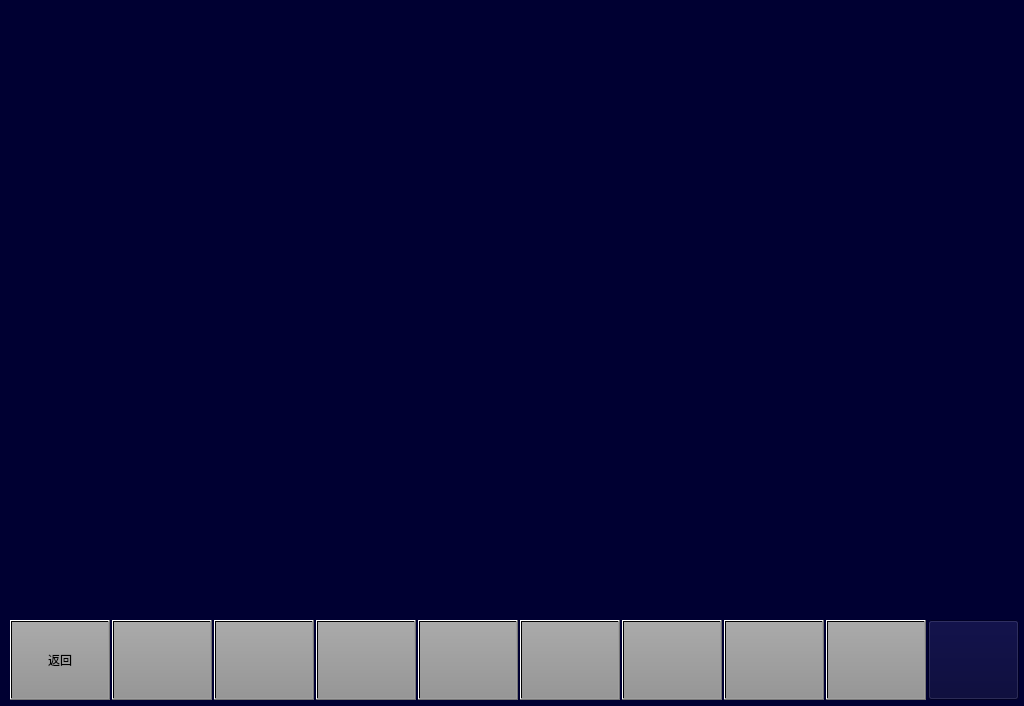
Old version of the form maintainceresetexcisionpage.ui in the repository 994656234/HHHTL1.
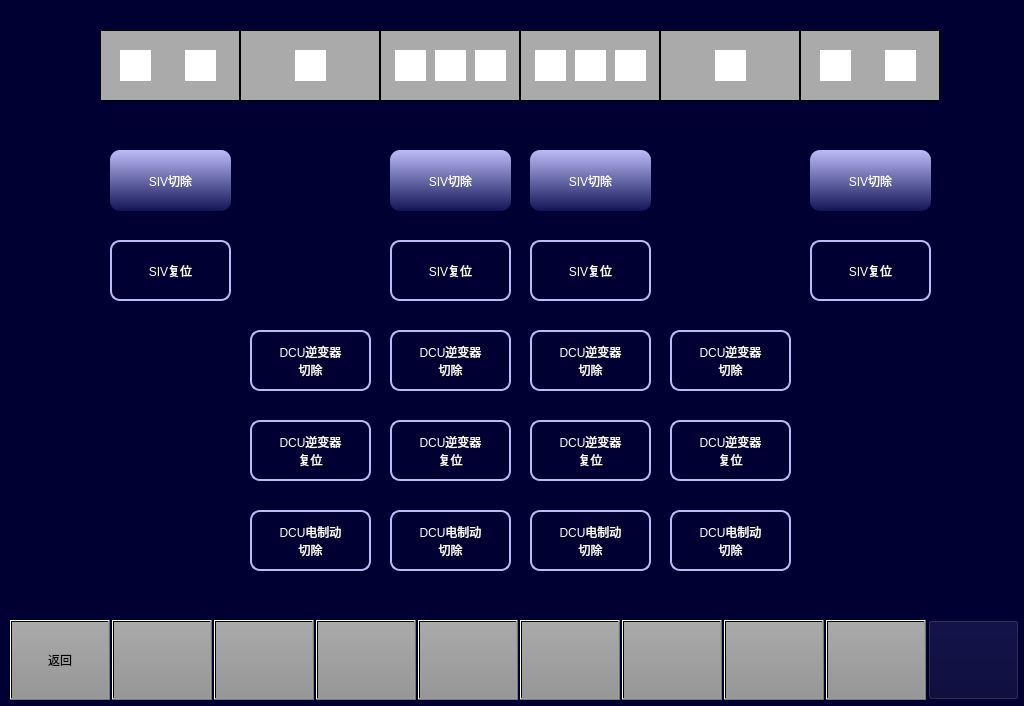
New version of the form. Icons and pictures are not drawn.

```diff
--- a/maintainceresetexcisionpage.ui
+++ b/maintainceresetexcisionpage.ui
@@ -227,6 +227,720 @@
     <string/>
    </property>
   </widget>
+  <widget class="QLabel" name="LBLM2">
+   <property name="geometry">
+    <rect>
+     <x>520</x>
+     <y>30</y>
+     <width>140</width>
+     <height>71</height>
+    </rect>
+   </property>
+   <property name="styleSheet">
+    <string notr="true">background-color:rgb(170,170,170);
+border:1px solid black;
+font:20px &quot;微软雅黑&quot;;</string>
+   </property>
+   <property name="text">
+    <string/>
+   </property>
+   <property name="alignment">
+    <set>Qt::AlignCenter</set>
+   </property>
+  </widget>
+  <widget class="QLabel" name="LBLM1">
+   <property name="geometry">
+    <rect>
+     <x>380</x>
+     <y>30</y>
+     <width>140</width>
+     <height>71</height>
+    </rect>
+   </property>
+   <property name="styleSheet">
+    <string notr="true">background-color:rgb(170,170,170);
+border:1px solid black;
+font:20px &quot;微软雅黑&quot;;</string>
+   </property>
+   <property name="text">
+    <string/>
+   </property>
+   <property name="alignment">
+    <set>Qt::AlignCenter</set>
+   </property>
+  </widget>
+  <widget class="QLabel" name="LBLMP2">
+   <property name="geometry">
+    <rect>
+     <x>660</x>
+     <y>30</y>
+     <width>140</width>
+     <height>71</height>
+    </rect>
+   </property>
+   <property name="styleSheet">
+    <string notr="true">background-color:rgb(170,170,170);
+border:1px solid black;
+font:20px &quot;微软雅黑&quot;;</string>
+   </property>
+   <property name="text">
+    <string/>
+   </property>
+   <property name="alignment">
+    <set>Qt::AlignCenter</set>
+   </property>
+  </widget>
+  <widget class="QLabel" name="LBLMP1">
+   <property name="geometry">
+    <rect>
+     <x>240</x>
+     <y>30</y>
+     <width>140</width>
+     <height>71</height>
+    </rect>
+   </property>
+   <property name="styleSheet">
+    <string notr="true">background-color:rgb(170,170,170);
+border:1px solid black;
+font:20px &quot;微软雅黑&quot;;</string>
+   </property>
+   <property name="text">
+    <string/>
+   </property>
+   <property name="alignment">
+    <set>Qt::AlignCenter</set>
+   </property>
+  </widget>
+  <widget class="QLabel" name="LBLTC2">
+   <property name="geometry">
+    <rect>
+     <x>800</x>
+     <y>30</y>
+     <width>140</width>
+     <height>71</height>
+    </rect>
+   </property>
+   <property name="styleSheet">
+    <string notr="true">background-color:rgb(170,170,170);
+border:1px solid black;
+font:20px &quot;微软雅黑&quot;;</string>
+   </property>
+   <property name="text">
+    <string/>
+   </property>
+   <property name="alignment">
+    <set>Qt::AlignCenter</set>
+   </property>
+  </widget>
+  <widget class="QLabel" name="LBLTC1">
+   <property name="geometry">
+    <rect>
+     <x>100</x>
+     <y>30</y>
+     <width>140</width>
+     <height>71</height>
+    </rect>
+   </property>
+   <property name="styleSheet">
+    <string notr="true">background-color:rgb(170,170,170);
+border:1px solid black;
+font:20px &quot;微软雅黑&quot;;</string>
+   </property>
+   <property name="text">
+    <string/>
+   </property>
+   <property name="alignment">
+    <set>Qt::AlignCenter</set>
+   </property>
+  </widget>
+  <widget class="QLabel" name="lbl_CT1_1">
+   <property name="geometry">
+    <rect>
+     <x>120</x>
+     <y>50</y>
+     <width>31</width>
+     <height>31</height>
+    </rect>
+   </property>
+   <property name="styleSheet">
+    <string notr="true">background-color: rgb(255, 255, 255);</string>
+   </property>
+   <property name="text">
+    <string/>
+   </property>
+  </widget>
+  <widget class="QLabel" name="lbl_TC1_2">
+   <property name="geometry">
+    <rect>
+     <x>185</x>
+     <y>50</y>
+     <width>31</width>
+     <height>31</height>
+    </rect>
+   </property>
+   <property name="styleSheet">
+    <string notr="true">background-color: rgb(255, 255, 255);</string>
+   </property>
+   <property name="text">
+    <string/>
+   </property>
+  </widget>
+  <widget class="QLabel" name="lbl_Mp1">
+   <property name="geometry">
+    <rect>
+     <x>295</x>
+     <y>50</y>
+     <width>31</width>
+     <height>31</height>
+    </rect>
+   </property>
+   <property name="styleSheet">
+    <string notr="true">background-color: rgb(255, 255, 255);</string>
+   </property>
+   <property name="text">
+    <string/>
+   </property>
+  </widget>
+  <widget class="QLabel" name="lbl_M1_1">
+   <property name="geometry">
+    <rect>
+     <x>395</x>
+     <y>50</y>
+     <width>31</width>
+     <height>31</height>
+    </rect>
+   </property>
+   <property name="styleSheet">
+    <string notr="true">background-color: rgb(255, 255, 255);</string>
+   </property>
+   <property name="text">
+    <string/>
+   </property>
+  </widget>
+  <widget class="QLabel" name="lbl_M1_3">
+   <property name="geometry">
+    <rect>
+     <x>475</x>
+     <y>50</y>
+     <width>31</width>
+     <height>31</height>
+    </rect>
+   </property>
+   <property name="styleSheet">
+    <string notr="true">background-color: rgb(255, 255, 255);</string>
+   </property>
+   <property name="text">
+    <string/>
+   </property>
+  </widget>
+  <widget class="QLabel" name="lbl_M1_2">
+   <property name="geometry">
+    <rect>
+     <x>435</x>
+     <y>50</y>
+     <width>31</width>
+     <height>31</height>
+    </rect>
+   </property>
+   <property name="styleSheet">
+    <string notr="true">background-color: rgb(255, 255, 255);</string>
+   </property>
+   <property name="text">
+    <string/>
+   </property>
+  </widget>
+  <widget class="QLabel" name="lbl_M2_1">
+   <property name="geometry">
+    <rect>
+     <x>535</x>
+     <y>50</y>
+     <width>31</width>
+     <height>31</height>
+    </rect>
+   </property>
+   <property name="styleSheet">
+    <string notr="true">background-color: rgb(255, 255, 255);</string>
+   </property>
+   <property name="text">
+    <string/>
+   </property>
+  </widget>
+  <widget class="QLabel" name="lbl_M2_2">
+   <property name="geometry">
+    <rect>
+     <x>575</x>
+     <y>50</y>
+     <width>31</width>
+     <height>31</height>
+    </rect>
+   </property>
+   <property name="styleSheet">
+    <string notr="true">background-color: rgb(255, 255, 255);</string>
+   </property>
+   <property name="text">
+    <string/>
+   </property>
+  </widget>
+  <widget class="QLabel" name="lbl_M2_3">
+   <property name="geometry">
+    <rect>
+     <x>615</x>
+     <y>50</y>
+     <width>31</width>
+     <height>31</height>
+    </rect>
+   </property>
+   <property name="styleSheet">
+    <string notr="true">background-color: rgb(255, 255, 255);</string>
+   </property>
+   <property name="text">
+    <string/>
+   </property>
+  </widget>
+  <widget class="QLabel" name="lbl_Mp2">
+   <property name="geometry">
+    <rect>
+     <x>715</x>
+     <y>50</y>
+     <width>31</width>
+     <height>31</height>
+    </rect>
+   </property>
+   <property name="styleSheet">
+    <string notr="true">background-color: rgb(255, 255, 255);</string>
+   </property>
+   <property name="text">
+    <string/>
+   </property>
+  </widget>
+  <widget class="QLabel" name="lbl_TC2_1">
+   <property name="geometry">
+    <rect>
+     <x>820</x>
+     <y>50</y>
+     <width>31</width>
+     <height>31</height>
+    </rect>
+   </property>
+   <property name="styleSheet">
+    <string notr="true">background-color: rgb(255, 255, 255);</string>
+   </property>
+   <property name="text">
+    <string/>
+   </property>
+  </widget>
+  <widget class="QLabel" name="lbl_TC2_2">
+   <property name="geometry">
+    <rect>
+     <x>885</x>
+     <y>50</y>
+     <width>31</width>
+     <height>31</height>
+    </rect>
+   </property>
+   <property name="styleSheet">
+    <string notr="true">background-color: rgb(255, 255, 255);</string>
+   </property>
+   <property name="text">
+    <string/>
+   </property>
+  </widget>
+  <widget class="QPushButton" name="BTN_SIV_Excision_TC1">
+   <property name="geometry">
+    <rect>
+     <x>110</x>
+     <y>150</y>
+     <width>121</width>
+     <height>61</height>
+    </rect>
+   </property>
+   <property name="styleSheet">
+    <string notr="true">background: qlineargradient(x1:0, y1:0, x2:0, y2:1,stop:0 rgb(187,188,247) , stop:1 rgb(19,20,87));
+border:0px solid;
+color: rgb(255, 255, 255);
+font:20px &quot;微软雅黑&quot;;
+border-radius:10px;</string>
+   </property>
+   <property name="text">
+    <string>SIV切除</string>
+   </property>
+  </widget>
+  <widget class="QPushButton" name="BTN_SIV_Reset_TC1">
+   <property name="geometry">
+    <rect>
+     <x>110</x>
+     <y>240</y>
+     <width>121</width>
+     <height>61</height>
+    </rect>
+   </property>
+   <property name="styleSheet">
+    <string notr="true">border:2px solid rgb(187,188,247);
+color: rgb(255, 255, 255);
+font:20px &quot;微软雅黑&quot;;
+border-radius:10px;</string>
+   </property>
+   <property name="text">
+    <string>SIV复位</string>
+   </property>
+  </widget>
+  <widget class="QPushButton" name="BTN_SIV_Reset_M1">
+   <property name="geometry">
+    <rect>
+     <x>390</x>
+     <y>240</y>
+     <width>121</width>
+     <height>61</height>
+    </rect>
+   </property>
+   <property name="styleSheet">
+    <string notr="true">border:2px solid rgb(187,188,247);
+color: rgb(255, 255, 255);
+font:20px &quot;微软雅黑&quot;;
+border-radius:10px;</string>
+   </property>
+   <property name="text">
+    <string>SIV复位</string>
+   </property>
+  </widget>
+  <widget class="QPushButton" name="BTN_SIV_Excision_M1">
+   <property name="geometry">
+    <rect>
+     <x>390</x>
+     <y>150</y>
+     <width>121</width>
+     <height>61</height>
+    </rect>
+   </property>
+   <property name="styleSheet">
+    <string notr="true">background: qlineargradient(x1:0, y1:0, x2:0, y2:1,stop:0 rgb(187,188,247) , stop:1 rgb(19,20,87));
+border:0px solid;
+color: rgb(255, 255, 255);
+font:20px &quot;微软雅黑&quot;;
+border-radius:10px;</string>
+   </property>
+   <property name="text">
+    <string>SIV切除</string>
+   </property>
+  </widget>
+  <widget class="QPushButton" name="BTN_SIV_Excision_M2">
+   <property name="geometry">
+    <rect>
+     <x>530</x>
+     <y>150</y>
+     <width>121</width>
+     <height>61</height>
+    </rect>
+   </property>
+   <property name="styleSheet">
+    <string notr="true">background: qlineargradient(x1:0, y1:0, x2:0, y2:1,stop:0 rgb(187,188,247) , stop:1 rgb(19,20,87));
+border:0px solid;
+color: rgb(255, 255, 255);
+font:20px &quot;微软雅黑&quot;;
+border-radius:10px;</string>
+   </property>
+   <property name="text">
+    <string>SIV切除</string>
+   </property>
+  </widget>
+  <widget class="QPushButton" name="BTN_SIV_Reset_M2">
+   <property name="geometry">
+    <rect>
+     <x>530</x>
+     <y>240</y>
+     <width>121</width>
+     <height>61</height>
+    </rect>
+   </property>
+   <property name="styleSheet">
+    <string notr="true">border:2px solid rgb(187,188,247);
+color: rgb(255, 255, 255);
+font:20px &quot;微软雅黑&quot;;
+border-radius:10px;</string>
+   </property>
+   <property name="text">
+    <string>SIV复位</string>
+   </property>
+  </widget>
+  <widget class="QPushButton" name="BTN_SIV_Excision_TC2">
+   <property name="geometry">
+    <rect>
+     <x>810</x>
+     <y>150</y>
+     <width>121</width>
+     <height>61</height>
+    </rect>
+   </property>
+   <property name="styleSheet">
+    <string notr="true">background: qlineargradient(x1:0, y1:0, x2:0, y2:1,stop:0 rgb(187,188,247) , stop:1 rgb(19,20,87));
+border:0px solid;
+color: rgb(255, 255, 255);
+font:20px &quot;微软雅黑&quot;;
+border-radius:10px;</string>
+   </property>
+   <property name="text">
+    <string>SIV切除</string>
+   </property>
+  </widget>
+  <widget class="QPushButton" name="BTN_SIV_Reset_TC2">
+   <property name="geometry">
+    <rect>
+     <x>810</x>
+     <y>240</y>
+     <width>121</width>
+     <height>61</height>
+    </rect>
+   </property>
+   <property name="styleSheet">
+    <string notr="true">border:2px solid rgb(187,188,247);
+color: rgb(255, 255, 255);
+font:20px &quot;微软雅黑&quot;;
+border-radius:10px;</string>
+   </property>
+   <property name="text">
+    <string>SIV复位</string>
+   </property>
+  </widget>
+  <widget class="QPushButton" name="BTN_DCU_F_Excision_Mp1">
+   <property name="geometry">
+    <rect>
+     <x>250</x>
+     <y>330</y>
+     <width>121</width>
+     <height>61</height>
+    </rect>
+   </property>
+   <property name="styleSheet">
+    <string notr="true">border:2px solid rgb(187,188,247);
+color: rgb(255, 255, 255);
+font:20px &quot;微软雅黑&quot;;
+border-radius:10px;</string>
+   </property>
+   <property name="text">
+    <string>DCU逆变器
+切除</string>
+   </property>
+  </widget>
+  <widget class="QPushButton" name="BTN_DCU_Reset_Mp1">
+   <property name="geometry">
+    <rect>
+     <x>250</x>
+     <y>420</y>
+     <width>121</width>
+     <height>61</height>
+    </rect>
+   </property>
+   <property name="styleSheet">
+    <string notr="true">border:2px solid rgb(187,188,247);
+color: rgb(255, 255, 255);
+font:20px &quot;微软雅黑&quot;;
+border-radius:10px;</string>
+   </property>
+   <property name="text">
+    <string>DCU逆变器
+复位</string>
+   </property>
+  </widget>
+  <widget class="QPushButton" name="BTN_DCU_Ele_Excision_Mp1">
+   <property name="geometry">
+    <rect>
+     <x>250</x>
+     <y>510</y>
+     <width>121</width>
+     <height>61</height>
+    </rect>
+   </property>
+   <property name="styleSheet">
+    <string notr="true">border:2px solid rgb(187,188,247);
+color: rgb(255, 255, 255);
+font:20px &quot;微软雅黑&quot;;
+border-radius:10px;</string>
+   </property>
+   <property name="text">
+    <string>DCU电制动
+切除</string>
+   </property>
+  </widget>
+  <widget class="QPushButton" name="BTN_DCU_F_Excision_M1">
+   <property name="geometry">
+    <rect>
+     <x>390</x>
+     <y>330</y>
+     <width>121</width>
+     <height>61</height>
+    </rect>
+   </property>
+   <property name="styleSheet">
+    <string notr="true">border:2px solid rgb(187,188,247);
+color: rgb(255, 255, 255);
+font:20px &quot;微软雅黑&quot;;
+border-radius:10px;</string>
+   </property>
+   <property name="text">
+    <string>DCU逆变器
+切除</string>
+   </property>
+  </widget>
+  <widget class="QPushButton" name="BTN_DCU_F_Excision_M2">
+   <property name="geometry">
+    <rect>
+     <x>530</x>
+     <y>330</y>
+     <width>121</width>
+     <height>61</height>
+    </rect>
+   </property>
+   <property name="styleSheet">
+    <string notr="true">border:2px solid rgb(187,188,247);
+color: rgb(255, 255, 255);
+font:20px &quot;微软雅黑&quot;;
+border-radius:10px;</string>
+   </property>
+   <property name="text">
+    <string>DCU逆变器
+切除</string>
+   </property>
+  </widget>
+  <widget class="QPushButton" name="BTN_DCU_F_Excision_Mp2">
+   <property name="geometry">
+    <rect>
+     <x>670</x>
+     <y>330</y>
+     <width>121</width>
+     <height>61</height>
+    </rect>
+   </property>
+   <property name="styleSheet">
+    <string notr="true">border:2px solid rgb(187,188,247);
+color: rgb(255, 255, 255);
+font:20px &quot;微软雅黑&quot;;
+border-radius:10px;</string>
+   </property>
+   <property name="text">
+    <string>DCU逆变器
+切除</string>
+   </property>
+  </widget>
+  <widget class="QPushButton" name="BTN_DCU_Reset_M1">
+   <property name="geometry">
+    <rect>
+     <x>390</x>
+     <y>420</y>
+     <width>121</width>
+     <height>61</height>
+    </rect>
+   </property>
+   <property name="styleSheet">
+    <string notr="true">border:2px solid rgb(187,188,247);
+color: rgb(255, 255, 255);
+font:20px &quot;微软雅黑&quot;;
+border-radius:10px;</string>
+   </property>
+   <property name="text">
+    <string>DCU逆变器
+复位</string>
+   </property>
+  </widget>
+  <widget class="QPushButton" name="BTN_DCU_Ele_Excision_M1">
+   <property name="geometry">
+    <rect>
+     <x>390</x>
+     <y>510</y>
+     <width>121</width>
+     <height>61</height>
+    </rect>
+   </property>
+   <property name="styleSheet">
+    <string notr="true">border:2px solid rgb(187,188,247);
+color: rgb(255, 255, 255);
+font:20px &quot;微软雅黑&quot;;
+border-radius:10px;</string>
+   </property>
+   <property name="text">
+    <string>DCU电制动
+切除</string>
+   </property>
+  </widget>
+  <widget class="QPushButton" name="BTN_DCU_Reset_M2">
+   <property name="geometry">
+    <rect>
+     <x>530</x>
+     <y>420</y>
+     <width>121</width>
+     <height>61</height>
+    </rect>
+   </property>
+   <property name="styleSheet">
+    <string notr="true">border:2px solid rgb(187,188,247);
+color: rgb(255, 255, 255);
+font:20px &quot;微软雅黑&quot;;
+border-radius:10px;</string>
+   </property>
+   <property name="text">
+    <string>DCU逆变器
+复位</string>
+   </property>
+  </widget>
+  <widget class="QPushButton" name="BTN_DCU_Ele_Excision_M2">
+   <property name="geometry">
+    <rect>
+     <x>530</x>
+     <y>510</y>
+     <width>121</width>
+     <height>61</height>
+    </rect>
+   </property>
+   <property name="styleSheet">
+    <string notr="true">border:2px solid rgb(187,188,247);
+color: rgb(255, 255, 255);
+font:20px &quot;微软雅黑&quot;;
+border-radius:10px;</string>
+   </property>
+   <property name="text">
+    <string>DCU电制动
+切除</string>
+   </property>
+  </widget>
+  <widget class="QPushButton" name="BTN_DCU_Reset_Mp2">
+   <property name="geometry">
+    <rect>
+     <x>670</x>
+     <y>420</y>
+     <width>121</width>
+     <height>61</height>
+    </rect>
+   </property>
+   <property name="styleSheet">
+    <string notr="true">border:2px solid rgb(187,188,247);
+color: rgb(255, 255, 255);
+font:20px &quot;微软雅黑&quot;;
+border-radius:10px;</string>
+   </property>
+   <property name="text">
+    <string>DCU逆变器
+复位</string>
+   </property>
+  </widget>
+  <widget class="QPushButton" name="BTN_DCU_Ele_Excision_Mp2">
+   <property name="geometry">
+    <rect>
+     <x>670</x>
+     <y>510</y>
+     <width>121</width>
+     <height>61</height>
+    </rect>
+   </property>
+   <property name="styleSheet">
+    <string notr="true">border:2px solid rgb(187,188,247);
+color: rgb(255, 255, 255);
+font:20px &quot;微软雅黑&quot;;
+border-radius:10px;</string>
+   </property>
+   <property name="text">
+    <string>DCU电制动
+切除</string>
+   </property>
+  </widget>
  </widget>
  <resources/>
  <connections/>
```
